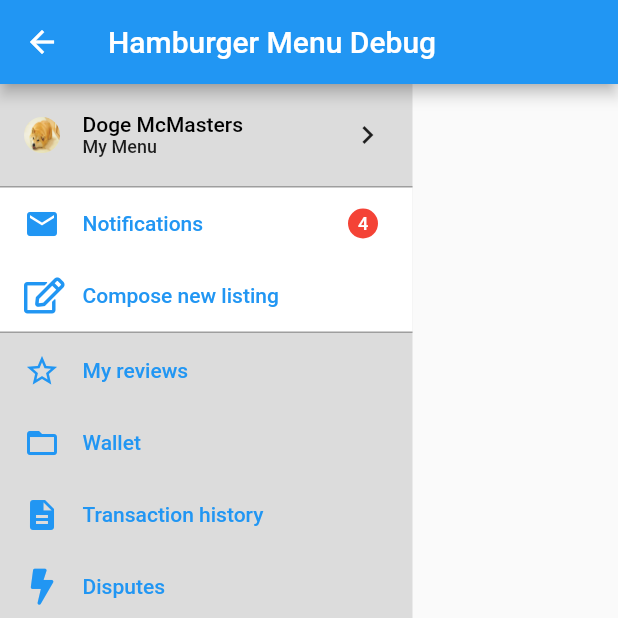
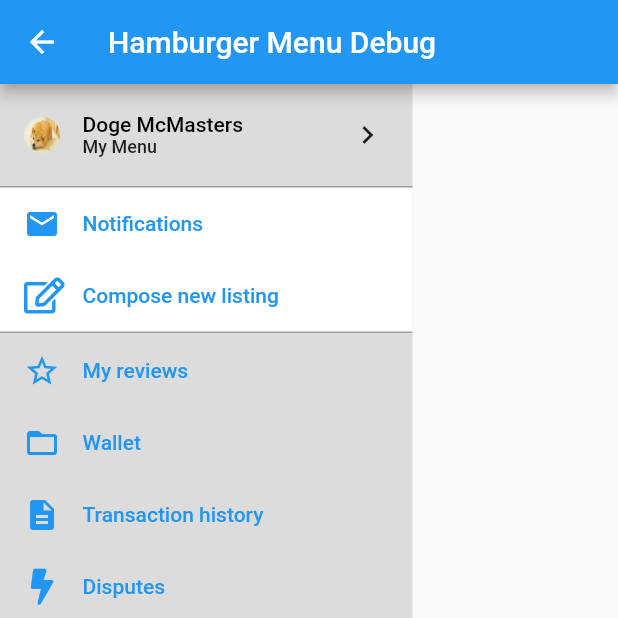
Before and after one commit to foxnewsnetwork/ixd-rental-market, a Flutter app: the DebugHamburger screen opened directly, after a tap on "Notifications", on a phone screen of 412 x 824 dp, the top half of it. Run offline on Flutter 3.47's test engine with Material 2 defaults, Android fonts, the phone set to English and light mode, and no system bars; our stand-ins replace fluro, font_awesome_flutter; statements that could not run were skipped.

```diff
--- a/lib/widgets/hamburger-menu.dart
+++ b/lib/widgets/hamburger-menu.dart
@@ -16,12 +16,18 @@ typedef void LinkCallback(String routeName);
 class HamburgerMenu extends StatelessWidget {
   final User user;
   final LinkCallback onPressed;
+  final int notifications;
 
   HamburgerMenu({
     Key key,
     this.user,
-    this.onPressed
+    this.onPressed,
+    this.notifications: 0
   }): super(key: key);
+
+
+  HamburgerMenuNotification get hamburgerMenuNotification =>
+    new HamburgerMenuNotification.danger(message: notifications.toString());
 
   @override
   Widget build(BuildContext context) {
@@ -102,16 +108,7 @@ class HamburgerMenu extends StatelessWidget {
   Widget _buildWhiteSection() {
     return new HamburgerMenuSection(
       children: <Widget>[
-        new HamburgerMenuLink(
-          icon: Icons.email,
-          linkName: 'Notifications',
-          notification: new HamburgerMenuNotification.danger(
-            message: '4'
-          ),
-          onPressed: () {
-            return onPressed('whatever');
-          },
-        ),
+        _buildNotificationLink(),
         new HamburgerMenuLink(
           icon: FontAwesomeIcons.edit,
           linkName: 'Compose new listing',
@@ -122,4 +119,25 @@ class HamburgerMenu extends StatelessWidget {
       ],
     );
   }
+
+  Widget _buildNotificationLink() {
+    if (notifications > 0) {
+      return new HamburgerMenuLink(
+        icon: Icons.email,
+        linkName: 'Notifications',
+        notification: hamburgerMenuNotification,
+        onPressed: () {
+          return onPressed('Notifications');
+        },
+      );
+    } else {
+      return new HamburgerMenuLink(
+        icon: Icons.email,
+        linkName: 'Notifications',
+        onPressed: () {
+          return onPressed('Notifications');
+        },
+      );
+    }
+  }
 }
--- a/lib/widgets/hamburger-menu/notification.dart
+++ b/lib/widgets/hamburger-menu/notification.dart
@@ -1,12 +1,6 @@
 import 'package:flutter/material.dart';
+import 'package:ixd_rental_market/data/notification.dart';
 
-enum NotificationSeverity {
-  danger,
-  warning,
-  success,
-  info,
-  invisible
-}
 class HamburgerMenuNotification extends StatelessWidget {
   final NotificationSeverity severity;
   final String message;
```
Also changed, not shown: lib/data/notification.dart (added, +17 -0 lines), lib/utils/maybe.dart (added, +48 -0 lines), 1 other file.
